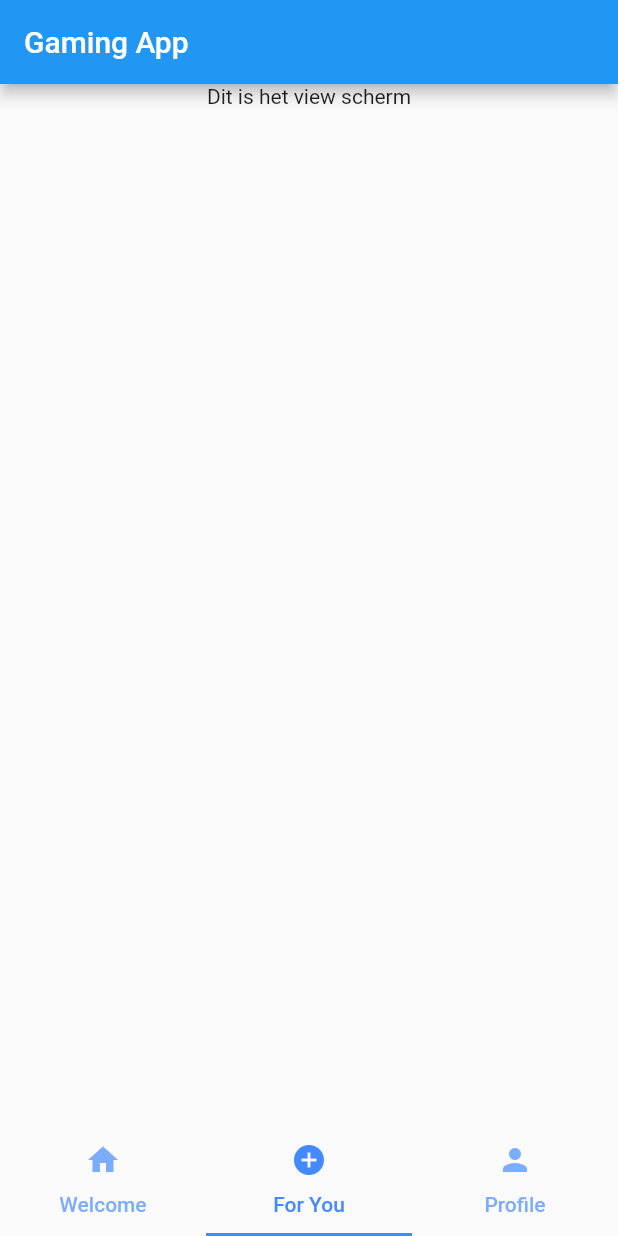
After one commit to AlleeElias/eindproject_flutter, a Flutter app: the screen it shows after launch, item 2 of the bottom bar chosen, on a phone screen of 412 x 824 dp. The commit adds this screen. Run offline on Flutter 3.47's test engine with Material 2 defaults, Android fonts, the phone set to English and light mode, and no system bars.

Commit message:
Added final page

```diff
--- a/lib/main.dart
+++ b/lib/main.dart
@@ -3,6 +3,7 @@ import 'package:flutter_project/pages/profilepage.dart';
 
 import 'colorgenerator.dart';
 import 'pages/homepage.dart';
+import 'pages/viewpage.dart';
 
 void main() {
   runApp(MyApp());
@@ -40,7 +41,7 @@ class GamingApp extends StatelessWidget {
             ],
           ),
           body: const TabBarView(
-            children: [OpenScreenPage(), OpenScreenPage(), ProfilePage()],
+            children: [OpenScreenPage(), ViewPage(), ProfilePage()],
           ),
         ));
   }
--- /dev/null
+++ b/lib/pages/viewpage.dart
@@ -0,0 +1,23 @@
+import 'package:flutter/cupertino.dart';
+import 'package:flutter/material.dart';
+
+class ViewPage extends StatefulWidget {
+  const ViewPage({super.key});
+
+  @override
+  State<ViewPage> createState() => _ViewPageState();
+}
+
+class _ViewPageState extends State<ViewPage> {
+  @override
+  Widget build(BuildContext context) {
+    return Scaffold(
+      body: Center(
+          child: Column(
+        children: const <Widget>[
+          Text('Dit is het view scherm'),
+        ],
+      )),
+    );
+  }
+}
```
